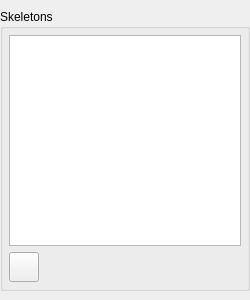
First picture: the form in GUI/SideWidgetComponents/SkeletonList.ui, repository istee/cor3d, before the edit.
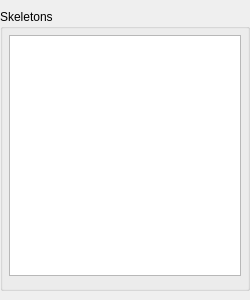
Second picture: the form after the edit. Custom widgets are drawn as their Qt base class.

```diff
--- a/GUI/SideWidgetComponents/SkeletonList.ui
+++ b/GUI/SideWidgetComponents/SkeletonList.ui
@@ -81,23 +81,7 @@
       <item>
        <layout class="QHBoxLayout" name="horizontalLayout">
         <item>
-         <widget class="QToolButton" name="toolButtonAdd">
-          <property name="minimumSize">
-           <size>
-            <width>30</width>
-            <height>30</height>
-           </size>
-          </property>
-          <property name="text">
-           <string/>
-          </property>
-          <property name="popupMode">
-           <enum>QToolButton::DelayedPopup</enum>
-          </property>
-         </widget>
-        </item>
-        <item>
-         <widget class="NameLineEdit" name="addName" native="true"/>
+         <widget class="BaseEntityNameEdit" name="addName" native="true"/>
         </item>
        </layout>
       </item>
@@ -124,9 +108,9 @@
    <container>1</container>
   </customwidget>
   <customwidget>
-   <class>NameLineEdit</class>
+   <class>BaseEntityNameEdit</class>
    <extends>QWidget</extends>
-   <header location="global">GUI/BasicWidgets/NameLineEdit.h</header>
+   <header location="global">GUI/BasicWidgets/BaseEntityNameEdit.h</header>
    <container>1</container>
   </customwidget>
   <customwidget>
```
